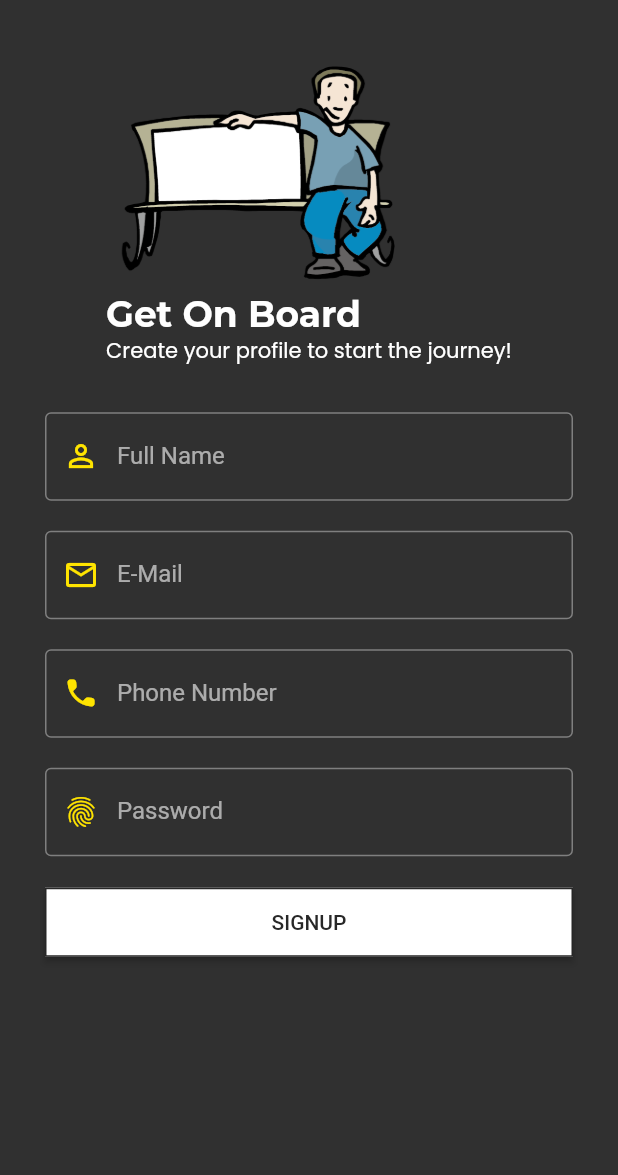
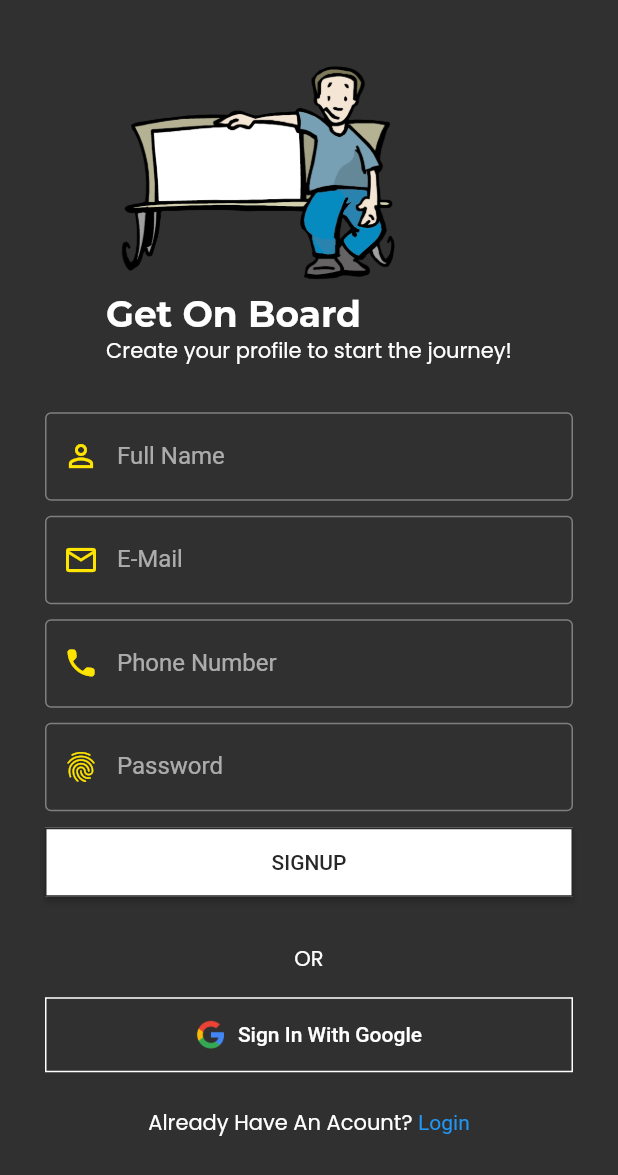
Before and after one commit to DimanthaWeerakoon/Flutter_Splash_OnBoarding_Login_SignUp, a Flutter app: the TSignUpScreen screen opened directly, on a phone screen of 412 x 824 dp. Shown: the top 1175 px of the screen. Run offline on Flutter 3.47's test engine with Material 2 defaults, Android fonts, the phone set to English and light mode, and no system bars; our stand-ins replace get, google_fonts, liquid_swipe, smooth_page_indicator.

Commit message:
Changes in SignUp Screen

```diff
--- a/lib/src/constants/text_strings.dart
+++ b/lib/src/constants/text_strings.dart
@@ -40,6 +40,6 @@
 
  const String tSignUpTitle = "Get On Board";
  const String tSignUpSubTitle = "Create your profile to start the journey!";
- const String tAlreadyHaveAnAccount = "Already Have An Acount?";
+ const String tAlreadyHaveAnAccount = "Already Have An Acount? ";
  const String tFullName = "Full Name";
  const String tPhoneNumber = "Phone Number";
--- a/lib/src/features/authentication/screens/login/login_screen.dart
+++ b/lib/src/features/authentication/screens/login/login_screen.dart
@@ -1,7 +1,5 @@
 import 'package:flutter/material.dart';
-import 'package:full_app/src/constants/image_strings.dart';
 import 'package:full_app/src/constants/sizes.dart';
-import 'package:full_app/src/constants/text_strings.dart';
 import 'package:full_app/src/features/authentication/screens/login/login_footer_widget.dart';
 import 'package:full_app/src/features/authentication/screens/login/login_form_widget.dart';
 import 'package:full_app/src/features/authentication/screens/login/login_header_widget.dart';
--- a/lib/src/features/authentication/screens/signup/signup_screen.dart
+++ b/lib/src/features/authentication/screens/signup/signup_screen.dart
@@ -1,11 +1,9 @@
 import 'package:flutter/material.dart';
 import 'package:full_app/src/common_widgets/form_header_widget.dart';
-import 'package:full_app/src/constants/colors.dart';
 import 'package:full_app/src/constants/image_strings.dart';
 import 'package:full_app/src/constants/sizes.dart';
 import 'package:full_app/src/constants/text_strings.dart';
 import 'package:full_app/src/features/authentication/screens/signup/widgets/signup_form_widget.dart';
-
 
 class TSignUpScreen extends StatelessWidget {
   const TSignUpScreen({super.key});
@@ -17,22 +15,51 @@ class TSignUpScreen extends StatelessWidget {
         body: SingleChildScrollView(
             child: Container(
           padding: const EdgeInsets.all(tDefaultSize),
-            child: const Column(
+          child: Column(
             children: [
-                TFormHeaderWidget(
+              const TFormHeaderWidget(
                 image: tWelcomeSreenImage,
                 title: tSignUpTitle,
                 subTitle: tSignUpSubTitle,
               ),
-                TSignUpFormWidget()
+              const TSignUpFormWidget(),
+              // const SizedBox(height: -20.0,),
+              Column(
+                crossAxisAlignment: CrossAxisAlignment.center,
+                children: [
+                  const Text("OR"),
+                  const SizedBox(height: 15.0),
+                  SizedBox(
+                    width: double.infinity,
+                    child: OutlinedButton.icon(
+                      onPressed: () {},
+                      icon: const Image(
+                        image: AssetImage(tGoogleLogoImage),
+                        width: 20.0,
+                      ),
+                      label: const Text(tSignInWithGoogle),
+                    ),
+                  ),
+                  const SizedBox(
+                    height: 10.0,
+                  ),
+                  TextButton(
+                      onPressed: () {},
+                      child: Text.rich(TextSpan(
+                          text: tAlreadyHaveAnAccount,
+                          style: Theme.of(context).textTheme.bodyText1,
+                          children: const [
+                            TextSpan(
+                              text: tLogin,
+                              style: TextStyle(color: Colors.blue),
+                            )
+                          ])))
+                ],
+              )
             ],
           ),
         )),
-
-
       ),
     );
   }
-
-
 }
--- a/lib/src/features/authentication/screens/signup/widgets/signup_form_widget.dart
+++ b/lib/src/features/authentication/screens/signup/widgets/signup_form_widget.dart
@@ -23,7 +23,7 @@ class TSignUpFormWidget extends StatelessWidget {
               ),
             ),
             const SizedBox(
-              height: 20.0,
+              height: 10.0,
             ),
             TextFormField(
               decoration: const InputDecoration(
@@ -33,7 +33,7 @@ class TSignUpFormWidget extends StatelessWidget {
               ),
             ),
             const SizedBox(
-              height: 20.0,
+              height: 10.0,
             ),
             TextFormField(
               decoration: const InputDecoration(
@@ -43,7 +43,7 @@ class TSignUpFormWidget extends StatelessWidget {
               ),
             ),
             const SizedBox(
-              height: 20.0,
+              height: 10.0,
             ),
             TextFormField(
               decoration: const InputDecoration(
@@ -53,7 +53,7 @@ class TSignUpFormWidget extends StatelessWidget {
               ),
             ),
             const SizedBox(
-              height: 20.0,
+              height: 10.0,
             ),
             SizedBox(
               width: double.infinity,
```
Lines whose indentation alone changed are shown as unchanged.
